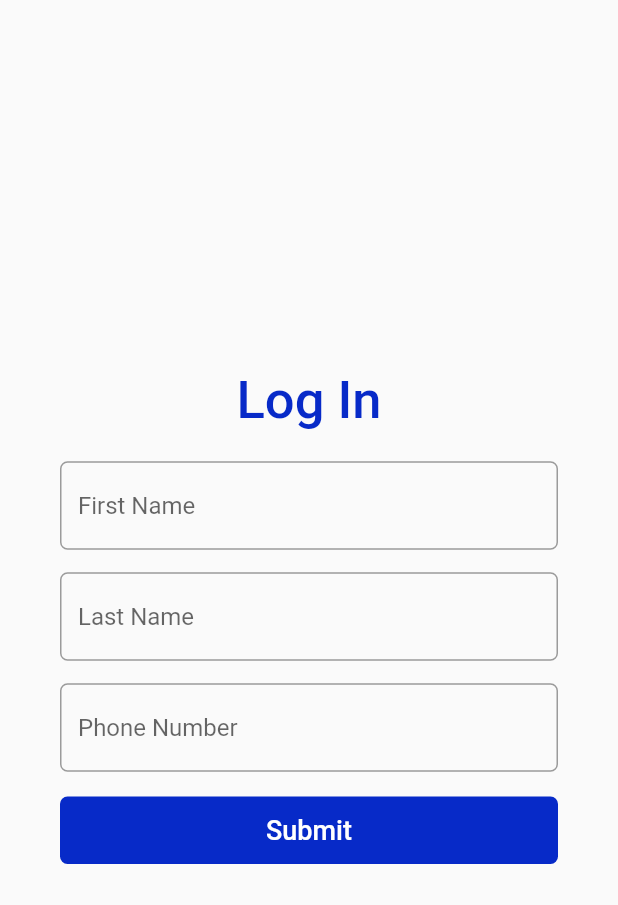
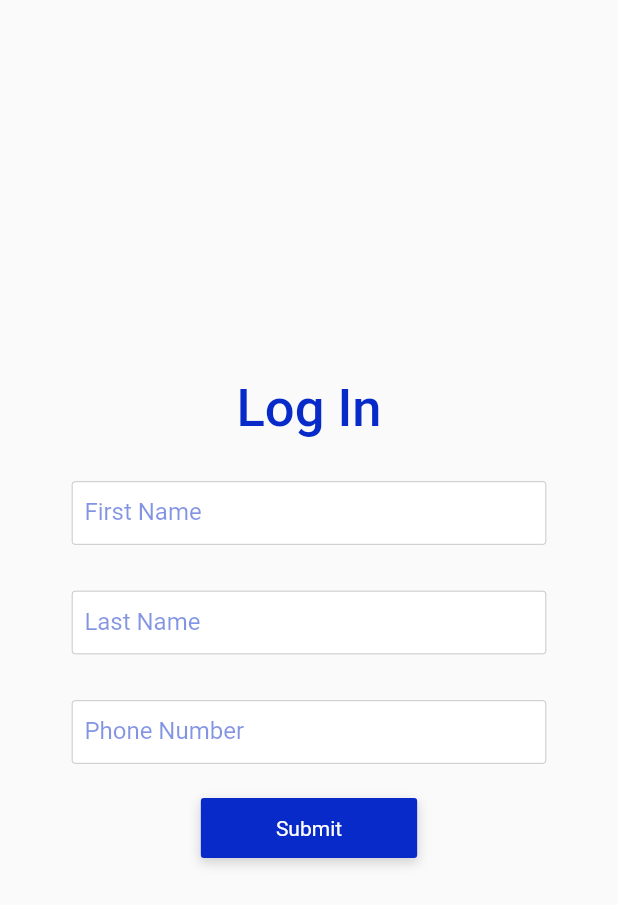
Before and after one commit to captain26/post-player, a Flutter app: the screen it shows after launch, on a phone screen of 412 x 824 dp. Shown: the top 905 px of the screen. Run offline on Flutter 3.47's test engine with Material 2 defaults, Android fonts, the phone set to English and light mode, and no system bars; our stand-ins replace cloud_firestore, firebase_auth, firebase_core, modal_progress_hud; accounts and stored records are empty; Roboto replaces fonts that are missing (SourceSansPro).

```diff
--- /dev/null
+++ b/lib/common/platform_alert_dialog.dart
@@ -0,0 +1,93 @@
+import 'dart:io';
+
+import 'package:flutter/material.dart';
+import 'package:flutter/cupertino.dart';
+import 'package:post_player/common/platform_widget.dart';
+
+class PlatformAlertDialog extends PlatformWidget {
+  PlatformAlertDialog({
+    @required this.title,
+    @required this.content,
+    this.cancelActionText,
+    @required this.defaultActionText,
+  })  : assert(title != null),
+        assert(content != null),
+        assert(defaultActionText != null);
+
+  final String title;
+  final String content;
+  final String cancelActionText;
+  final String defaultActionText;
+
+  Future<bool> show(BuildContext context) async {
+    return Platform.isIOS
+        ? await showCupertinoDialog<bool>(
+            context: context,
+            builder: (context) => this,
+          )
+        : await showDialog<bool>(
+            context: context,
+            barrierDismissible: false,
+            builder: (context) => this,
+          );
+  }
+
+  @override
+  Widget buildCupertinoWidget(BuildContext context) {
+    return CupertinoAlertDialog(
+      title: Text(title),
+      content: Text(content),
+      actions: _buildActions(context),
+    );
+  }
+
+  @override
+  Widget buildMaterialWidget(BuildContext context) {
+    return AlertDialog(
+      title: Text(title),
+      content: Text(content),
+      actions: _buildActions(context),
+    );
+  }
+
+  List<Widget> _buildActions(BuildContext context) {
+    final actions = <Widget>[];
+    if (cancelActionText != null) {
+      actions.add(
+        PlatformAlertDialogAction(
+          child: Text(cancelActionText),
+          onPressed: () => Navigator.of(context).pop(false),
+        ),
+      );
+    }
+    actions.add(
+      PlatformAlertDialogAction(
+        child: Text(defaultActionText),
+        onPressed: () => Navigator.of(context).pop(true),
+      ),
+    );
+    return actions;
+  }
+}
+
+class PlatformAlertDialogAction extends PlatformWidget {
+  PlatformAlertDialogAction({this.child, this.onPressed});
+  final Widget child;
+  final VoidCallback onPressed;
+
+  @override
+  Widget buildCupertinoWidget(BuildContext context) {
+    return CupertinoDialogAction(
+      child: child,
+      onPressed: onPressed,
+    );
+  }
+
+  @override
+  Widget buildMaterialWidget(BuildContext context) {
+    return FlatButton(
+      child: child,
+      onPressed: onPressed,
+    );
+  }
+}
--- /dev/null
+++ b/lib/common/platform_exception_alert_dialog.dart
@@ -0,0 +1,35 @@
+import 'package:flutter/services.dart';
+import 'package:meta/meta.dart';
+import 'package:post_player/common/platform_alert_dialog.dart';
+
+class PlatformExceptionAlertDialog extends PlatformAlertDialog {
+  PlatformExceptionAlertDialog({
+    @required String title,
+    @required PlatformException exception,
+  }) : super(
+    title: title,
+    content: _message(exception),
+    defaultActionText: 'OK'
+  );
+
+  static String _message(PlatformException exception) {
+    if (exception.message == 'FIRFirestoreErrorDomain') {
+      if (exception.code == 'Error 7') {
+        return 'Missing or insufficient permissions';
+      }
+    }
+    return _errors[exception.code] ?? exception.message;
+  }
+
+  static Map<String, String> _errors = {
+    ///   • `ERROR_WEAK_PASSWORD` - If the password is not strong enough.
+    ///   • `ERROR_INVALID_CREDENTIAL` - If the email address is malformed.
+    ///   • `ERROR_EMAIL_ALREADY_IN_USE` - If the email is already in use by a different account.
+    ///   • `ERROR_INVALID_EMAIL` - If the [email] address is malformed.
+    'ERROR_WRONG_PASSWORD': 'The password is invalid',
+    ///   • `ERROR_USER_NOT_FOUND` - If there is no user corresponding to the given [email] address, or if the user has been deleted.
+    ///   • `ERROR_USER_DISABLED` - If the user has been disabled (for example, in the Firebase console)
+    ///   • `ERROR_TOO_MANY_REQUESTS` - If there was too many attempts to sign in as this user.
+    ///   • `ERROR_OPERATION_NOT_ALLOWED` - Indicates that Email & Password accounts are not enabled.
+  };
+}
--- a/lib/main.dart
+++ b/lib/main.dart
@@ -6,7 +6,7 @@ import 'package:post_player/screens/login_page.dart';
 import 'package:post_player/services/auth.dart';
 import 'package:provider/provider.dart';
 
-void main() async {
+void main() async{
   runApp(MyApp());
 }
 
@@ -17,7 +17,8 @@ class MyApp extends StatelessWidget {
       create: (context) => Auth(),
       child: MaterialApp(
         debugShowCheckedModeBanner: false,
-        theme: ThemeData(),
+        theme: ThemeData(
+        ),
         home: LandingPage(),
       ),
     );
--- a/lib/screens/drawer_screen.dart
+++ b/lib/screens/drawer_screen.dart
@@ -3,6 +3,7 @@ import 'package:flutter/material.dart';
 class DrawerScreen extends StatelessWidget {
   @override
   Widget build(BuildContext context) {
-    return Container();
+    return Container(
+    );
   }
 }
--- a/lib/screens/login_page.dart
+++ b/lib/screens/login_page.dart
@@ -1,9 +1,11 @@
 import 'package:cloud_firestore/cloud_firestore.dart';
 import 'package:flutter/material.dart';
+import 'package:flutter/services.dart';
+import 'package:modal_progress_hud/modal_progress_hud.dart';
+import 'package:post_player/common/platform_exception_alert_dialog.dart';
 import 'package:post_player/screens/model/user_info.dart';
 import 'package:post_player/services/auth.dart';
 import 'package:provider/provider.dart';
-import 'package:modal_progress_hud/modal_progress_hud.dart';
 
 class LogInPage extends StatefulWidget {
   @override
@@ -18,6 +20,7 @@ class _LogInPageState extends State<LogInPage> {
   int phoneNumber;
   bool showspinner = false;
 
+
   bool _validateAndSaveForm() {
     final form = _formKey.currentState;
     if (form.validate()) {
@@ -28,6 +31,7 @@ class _LogInPageState extends State<LogInPage> {
   }
 
   Future<void> setData(Map<String, dynamic> data, String uid) async {
+
     final refrence = Firestore.instance.document('users/$uid');
     await refrence.setData(data);
   }
@@ -44,13 +48,17 @@ class _LogInPageState extends State<LogInPage> {
         await auth.signInAnonymously();
         String userId = await auth.currentUser();
         await setData(userInfo.toMap(), userId);
-      } catch (e) {
-        print(e.toString());
+      } on PlatformException catch (e) {
+        PlatformExceptionAlertDialog(
+          title: 'Sign in failed',
+          exception: e,
+        ).show(context);
+      }finally{
+        setState(() {
+          showspinner = false;
+        });
       }
     }
-    setState(() {
-      showspinner = false;
-    });
   }
 
   @override
@@ -63,7 +71,6 @@ class _LogInPageState extends State<LogInPage> {
           child: Padding(
             padding: const EdgeInsets.symmetric(horizontal: 40.0),
             child: Column(
-              crossAxisAlignment: CrossAxisAlignment.stretch,
               mainAxisAlignment: MainAxisAlignment.center,
               children: [
                 Text(
@@ -77,81 +84,59 @@ class _LogInPageState extends State<LogInPage> {
                 SizedBox(
                   height: 20.0,
                 ),
-                TextFormField(
-                  decoration: InputDecoration(
-                      hintText: 'First Name',
-                      border: OutlineInputBorder(
-                          borderRadius: BorderRadius.circular(5.0),
-                          borderSide: BorderSide(color: Color(0xff072ac8))),
-                      focusedBorder: OutlineInputBorder(
-                          borderRadius: BorderRadius.circular(5.0),
-                          borderSide: BorderSide(color: Color(0xff072ac8)))),
-                  onSaved: (value) => firstName = value,
-                  validator: (String value) {
-                    if (value.isEmpty) {
-                      return 'First Name is Required';
-                    }
-                    return null;
-                  },
+                CustomTextField(
+                  placeholder: 'First Name',
+                  errorMessage: 'First Name is Required',
+                  type: firstName,
                 ),
                 SizedBox(
                   height: 15.0,
                 ),
-                TextFormField(
-                  decoration: InputDecoration(
-                      hintText: 'Last Name',
-                      border: OutlineInputBorder(
-                          borderRadius: BorderRadius.circular(5.0),
-                          borderSide: BorderSide(color: Color(0xff072ac8))),
-                      focusedBorder: OutlineInputBorder(
-                          borderRadius: BorderRadius.circular(5.0),
-                          borderSide: BorderSide(color: Color(0xff072ac8)))),
-                  autocorrect: false,
-                  onSaved: (value) => lastName = value,
-                  validator: (String value) {
-                    if (value.isEmpty) {
-                      return 'Last Name is Required';
-                    }
-                    return null;
-                  },
+                CustomTextField(
+                  placeholder: 'Last Name',
+                  errorMessage: 'Last Name is Required',
+                  type: lastName,
                 ),
                 SizedBox(
                   height: 15.0,
                 ),
-                TextFormField(
-                  decoration: InputDecoration(
-                      hintText: 'Phone Number',
-                      border: OutlineInputBorder(
-                          borderRadius: BorderRadius.circular(5.0),
-                          borderSide: BorderSide(color: Color(0xff072ac8))),
-                      focusedBorder: OutlineInputBorder(
-                          borderRadius: BorderRadius.circular(5.0),
-                          borderSide: BorderSide(color: Color(0xff072ac8)))),
-                  keyboardType: TextInputType.number,
-                  onSaved: (value) => phoneNumber = int.tryParse(value),
-                  validator: (String value) {
-                    if (value.isEmpty) {
-                      return 'Phone Number is Required';
-                    }
-                    return null;
-                  },
+                CustomTextField(
+                  placeholder: 'Phone Number',
+                  errorMessage: 'Phone Number is Required',
+                  type: phoneNumber,
                 ),
                 SizedBox(
                   height: 15.0,
                 ),
-                FlatButton(
-                  shape: RoundedRectangleBorder(
-                      borderRadius: BorderRadius.circular(5.0)),
-                  color: Color(0xff072ac8),
-                  onPressed: () => signIn(context),
-                  child: Padding(
-                    padding: const EdgeInsets.all(12.0),
+                GestureDetector(
+                  onTap: () => signIn(context),
+                  child: Container(
+                    alignment: Alignment.center,
+                    height: 40.0,
+                    width: MediaQuery.of(context).size.width * 0.35,
+                    decoration: BoxDecoration(
+                      borderRadius: BorderRadius.circular(2.0),
+                      color: const Color(0xff072ac8),
+                      border: Border.all(width: 1.0, color: const Color(0xff072ac8)),
+                      boxShadow: [
+                        BoxShadow(
+                          color: const Color(0x29000000),
+                          offset: Offset(0, 3),
+                          blurRadius: 6,
+                        )
+                      ],
+                    ),
                     child: Text(
                       'Submit',
-                      style: TextStyle(fontSize: 18.0, color: Colors.white),
+                      style: TextStyle(
+                        fontFamily: 'SourceSansPro',
+                        fontSize: 14,
+                        color: Colors.white,
+                      ),
+                      textAlign: TextAlign.left,
                     ),
                   ),
-                ),
+                )
               ],
             ),
           ),
@@ -160,3 +145,48 @@ class _LogInPageState extends State<LogInPage> {
     );
   }
 }
+
+class CustomTextField extends StatelessWidget {
+  final String placeholder;
+  dynamic type;
+  final String errorMessage;
+
+  CustomTextField({this.placeholder, this.type,this.errorMessage});
+
+  @override
+  Widget build(BuildContext context) {
+    return Container(
+      margin: const EdgeInsets.all(8),
+      width: MediaQuery.of(context).size.width * 0.8,
+      height: 42.0,
+      decoration: BoxDecoration(
+        borderRadius: BorderRadius.circular(2.0),
+        color: const Color(0xffffffff),
+        border: Border.all(width: 0.25, color: const Color(0xff707070)),
+      ),
+      child: TextFormField(
+        onSaved: (value) => type = value,
+        decoration: InputDecoration(
+          focusedBorder: OutlineInputBorder(
+              borderSide: BorderSide(color: Color(0xff072ac8))),
+          hintText: placeholder,
+          border: InputBorder.none,
+          hintStyle: TextStyle(
+            fontFamily: 'SourceSansPro',
+            fontSize: 16,
+            color: const Color(0x80072ac8),
+          ),
+          contentPadding: const EdgeInsets.only(bottom: 8, left: 8),
+          hoverColor: Colors.grey,
+        ),
+        cursorColor: Colors.grey,
+        validator: (String value) {
+          if (value.isEmpty) {
+            return errorMessage;
+          }
+          return null;
+        },
+      ),
+    );
+  }
+}
--- a/lib/services/auth.dart
+++ b/lib/services/auth.dart
@@ -1,7 +1,9 @@
+
 import 'package:firebase_auth/firebase_auth.dart';
 import 'package:flutter/material.dart';
 import 'dart:async';
 import 'package:flutter/foundation.dart';
+
 
 class User {
   User({@required this.uid});
@@ -36,12 +38,14 @@ class Auth implements AuthBase {
     return _firebaseAuth.onAuthStateChanged.map(_userFromFirebase);
   }
 
+
   @override
   Future<User> signInAnonymously() async {
     final authResult = await _firebaseAuth.signInAnonymously();
     return _userFromFirebase(authResult.user);
   }
 
+
   @override
   Future<void> signOut() async {
     await _firebaseAuth.signOut();
```
Also changed, not shown: lib/common/platform_widget.dart (added, +18 -0 lines), 3 other files.
